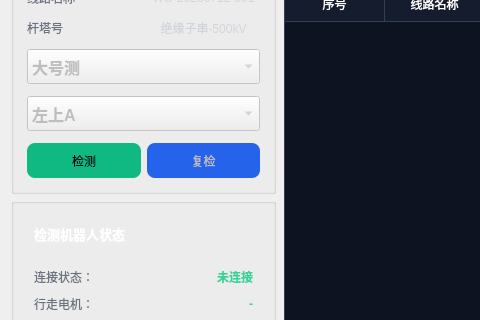
The window that Insulator_Zero_Value_Detection_Robot/UI/Insulator_Zero_Value_Detection_Robot.ui (yangreest/Zero-value-Insulator-Robot-V2) describes before a commit, drawn with Qt 5; both pictures show x 0 to 480 and y 130 to 450 of the 1209 by 859 pixel window.
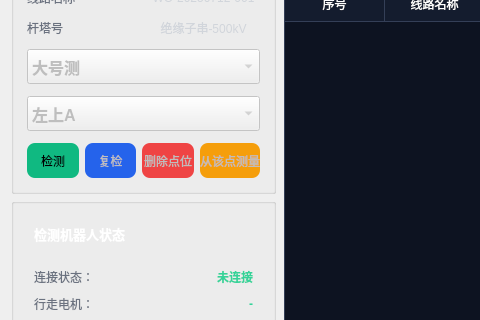
The same window after the commit. Icons and pictures are not drawn.

Commit message:
feat(measurement): 添加测量点位删除和从指定点位开始测量功能
- 在报告生成中过滤空值数据点，保持片号对齐
- 实现测量数据的精确写入、清除和选中单元格获取功能
- 添加删除选中点位和从该点开始测量的按钮及事件处理
- 引入起始测量游标机制支持覆盖写入模式
- 实现双联单联模式下的正确片号计算和显示
- 优化曲线图表的动态更新和轴范围计算
- 修复重测时最后一个有效测量值的定位逻辑

Diff of the .ui file:
```diff
--- a/Insulator_Zero_Value_Detection_Robot/UI/Insulator_Zero_Value_Detection_Robot.ui
+++ b/Insulator_Zero_Value_Detection_Robot/UI/Insulator_Zero_Value_Detection_Robot.ui
@@ -654,6 +654,48 @@
                  </property>
                 </widget>
                </item>
+               <item>
+                <widget class="QPushButton" name="pBDeletePoint">
+                 <property name="enabled">
+                  <bool>false</bool>
+                 </property>
+                 <property name="minimumSize">
+                  <size>
+                   <width>0</width>
+                   <height>35</height>
+                  </size>
+                 </property>
+                 <property name="styleSheet">
+                  <string notr="true">border-radius:8px;
+
+background-color:#ef4444;</string>
+                 </property>
+                 <property name="text">
+                  <string>删除点位</string>
+                 </property>
+                </widget>
+               </item>
+               <item>
+                <widget class="QPushButton" name="pBStartFromPoint">
+                 <property name="enabled">
+                  <bool>false</bool>
+                 </property>
+                 <property name="minimumSize">
+                  <size>
+                   <width>0</width>
+                   <height>35</height>
+                  </size>
+                 </property>
+                 <property name="styleSheet">
+                  <string notr="true">border-radius:8px;
+
+background-color:#f59e0b;</string>
+                 </property>
+                 <property name="text">
+                  <string>从该点测量</string>
+                 </property>
+                </widget>
+               </item>
               </layout>
              </item>
             </layout>
```
The commit also changes 5 other files.
